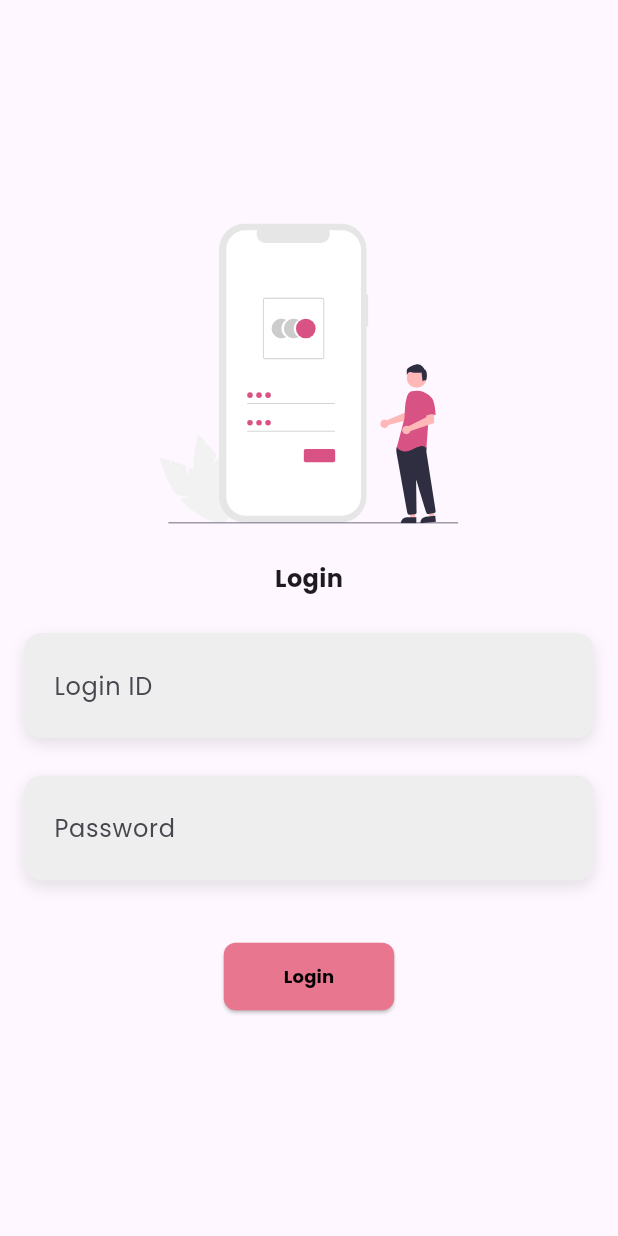
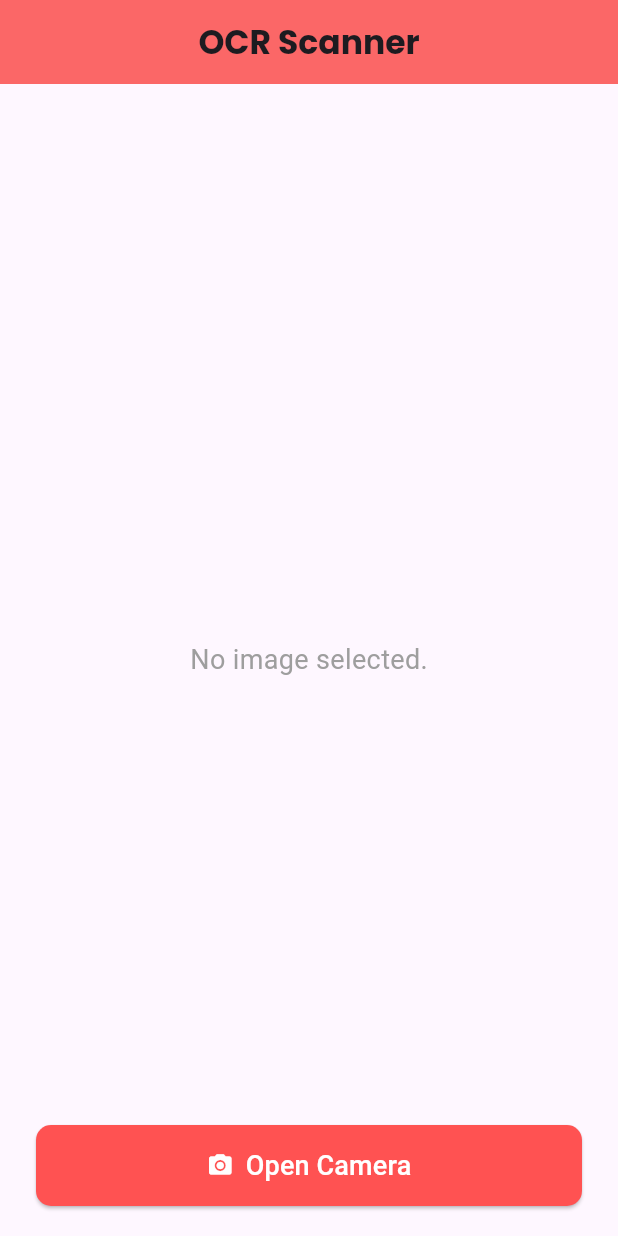
Before and after one commit to Chinmayverma1602/Celex-OCR, a Flutter app: the screen it shows after launch, on a phone screen of 412 x 824 dp. Run offline on Flutter 3.47's test engine with Material 3 defaults, Android fonts, the phone set to English and light mode, and no system bars; our stand-ins replace flutter_svg, google_fonts; missing offline and left inert: google_mlkit_text_recognition, img_picker.

Commit message:
added ML kit

```diff
--- /dev/null
+++ b/celex_ocr_dbd/lib/ScannedResults.dart
@@ -0,0 +1,243 @@
+import 'dart:io';
+
+import 'package:flutter/material.dart';
+import 'package:google_fonts/google_fonts.dart';
+import 'package:google_mlkit_text_recognition/google_mlkit_text_recognition.dart';
+import 'package:img_picker/img_picker.dart';
+
+class ScannedResultsScreen extends StatefulWidget {
+  const ScannedResultsScreen({super.key});
+
+  @override
+  State<ScannedResultsScreen> createState() => _ScannedResultsScreenState();
+}
+
+class _ScannedResultsScreenState extends State<ScannedResultsScreen>
+    with SingleTickerProviderStateMixin {
+  File? _image;
+  String _extractedText = '';
+  bool _isProcessing = false;
+  late AnimationController _animationController;
+  late Animation<double> _animation;
+
+  @override
+  void initState() {
+    super.initState();
+
+    // Initialize animation controller
+    _animationController = AnimationController(
+      vsync: this,
+      duration: const Duration(seconds: 3),
+    )..repeat(reverse: true);
+
+    _animation =
+        Tween<double>(begin: 0.1, end: 2.0).animate(_animationController);
+  }
+
+  @override
+  void dispose() {
+    _animationController.dispose();
+    super.dispose();
+  }
+
+  Future<void> _openCamera() async {
+    final picker = ImagePicker();
+    final pickedFile = await picker.pickImage(source: ImageSource.camera);
+    if (pickedFile != null) {
+      setState(() {
+        _image = File(pickedFile.path);
+        _isProcessing = true;
+        _extractedText = '';
+      });
+      await _extractTextFromImage();
+    }
+  }
+
+  Future<void> _extractTextFromImage() async {
+    final inputImage = InputImage.fromFile(_image!);
+    final textRecognizer = TextRecognizer();
+    try {
+      final RecognizedText recognizedText =
+          await textRecognizer.processImage(inputImage);
+      setState(() {
+        _extractedText = recognizedText.text;
+        _isProcessing = false;
+      });
+    } catch (e) {
+      setState(() {
+        _extractedText = 'Error occurred while processing the image: $e';
+        _isProcessing = false;
+      });
+    }
+    textRecognizer.close();
+  }
+
+  @override
+  Widget build(BuildContext context) {
+    return Scaffold(
+      appBar: AppBar(
+        title: Text(
+          "OCR Scanner",
+          style: GoogleFonts.poppins(
+            fontWeight: FontWeight.bold,
+          ),
+        ),
+        backgroundColor: const Color.fromARGB(255, 251, 103, 103),
+        centerTitle: true,
+        elevation: 0,
+      ),
+      body: Stack(
+        children: [
+          Column(
+            children: [
+              const SizedBox(height: 20),
+              if (_isProcessing)
+                Expanded(
+                  child: Center(
+                    child: FadeTransition(
+                      opacity: _animation,
+                      child: Image.asset(
+                        'lib/assets/Animation.gif', // Your scanning animation image
+                        width: 200,
+                        height: 200,
+                      ),
+                    ),
+                  ),
+                )
+              else if (_image != null)
+                Expanded(
+                  child: Stack(
+                    children: [
+                      Padding(
+                        padding: const EdgeInsets.all(16.0),
+                        child: Center(
+                          child: Hero(
+                            tag: 'scannedImage',
+                            child: Image.file(
+                              _image!,
+                              fit: BoxFit.cover,
+                              width: double.infinity,
+                              height: double.infinity,
+                            ),
+                          ),
+                        ),
+                      ),
+                      Positioned(
+                        top: 10,
+                        right: 10,
+                        child: IconButton(
+                          icon: const Icon(Icons.close,
+                              color: Colors.red, size: 30),
+                          onPressed: () {
+                            setState(() {
+                              _image = null;
+                              _extractedText = '';
+                            });
+                          },
+                        ),
+                      ),
+                    ],
+                  ),
+                )
+              else
+                Expanded(
+                  child: Center(
+                    child: const Text(
+                      "No image selected.",
+                      style: TextStyle(fontSize: 18, color: Colors.grey),
+                    ),
+                  ),
+                ),
+              const SizedBox(height: 20),
+              if (_extractedText.isNotEmpty)
+                Expanded(
+                  child: Padding(
+                    padding: const EdgeInsets.all(16.0),
+                    child: Column(
+                      crossAxisAlignment: CrossAxisAlignment.start,
+                      children: [
+                        const Text(
+                          'AI-Powered Insights:',
+                          style: TextStyle(
+                              fontSize: 20,
+                              fontWeight: FontWeight.bold,
+                              color: Colors.teal),
+                        ),
+                        const SizedBox(height: 10),
+                        Expanded(
+                          child: SingleChildScrollView(
+                            child: Container(
+                              padding: const EdgeInsets.all(12.0),
+                              decoration: BoxDecoration(
+                                color: Colors.teal[50],
+                                borderRadius: BorderRadius.circular(10),
+                                boxShadow: [
+                                  BoxShadow(
+                                    color: Colors.teal.withOpacity(0.1),
+                                    blurRadius: 10,
+                                    spreadRadius: 5,
+                                  ),
+                                ],
+                              ),
+                              child: Column(
+                                crossAxisAlignment: CrossAxisAlignment.start,
+                                children: [
+                                  Text(
+                                    _extractedText,
+                                    style: const TextStyle(
+                                        fontSize: 16,
+                                        fontStyle: FontStyle.italic),
+                                  ),
+                                  const SizedBox(height: 10),
+                                  Text(
+                                    "AI Suggestion: This might be important. Review carefully.",
+                                    style: TextStyle(
+                                        color: Colors.teal[800], fontSize: 14),
+                                  ),
+                                ],
+                              ),
+                            ),
+                          ),
+                        ),
+                      ],
+                    ),
+                  ),
+                ),
+            ],
+          ),
+          Align(
+            alignment: Alignment.bottomCenter,
+            child: Padding(
+              padding:
+                  const EdgeInsets.symmetric(horizontal: 24.0, vertical: 20),
+              child: _extractedText.isEmpty
+                  ? ElevatedButton(
+                      onPressed: _openCamera,
+                      child: Row(
+                        mainAxisAlignment: MainAxisAlignment.center,
+                        children: [
+                          const Icon(Icons.camera_alt, color: Colors.white),
+                          const SizedBox(width: 8),
+                          const Text(
+                            'Open Camera',
+                            style: TextStyle(fontSize: 18, color: Colors.white),
+                          ),
+                        ],
+                      ),
+                      style: ElevatedButton.styleFrom(
+                        backgroundColor: Colors.redAccent,
+                        padding: const EdgeInsets.symmetric(
+                            horizontal: 20, vertical: 14),
+                        shape: RoundedRectangleBorder(
+                          borderRadius: BorderRadius.circular(10),
+                        ),
+                      ),
+                    )
+                  : Container(), // Hides the button when text is displayed
+            ),
+          )
+        ],
+      ),
+    );
+  }
+}
--- a/celex_ocr_dbd/lib/failure_results.dart
+++ b/celex_ocr_dbd/lib/failure_results.dart
@@ -11,7 +11,7 @@ class FailedResults extends StatefulWidget {
     super.key,
     required this.regNo,
     required this.frontLidNo,
-    required this.rearLidNo,
+    required this.rearLidNo, String? ocrText,
   });
 
   @override
--- a/celex_ocr_dbd/lib/splash_screen.dart
+++ b/celex_ocr_dbd/lib/splash_screen.dart
@@ -1,4 +1,4 @@
-import 'package:celex_ocr_dbd/login_page.dart';
+import 'package:celex_ocr_dbd/ScannedResults.dart';
 import 'package:flutter/material.dart';
 import 'package:flutter/services.dart';
 
@@ -27,7 +27,7 @@ class _SplashScreenState extends State<SplashScreen>
     Future.delayed(const Duration(seconds: 2), () {
       Navigator.pushReplacement(
         context,
-        MaterialPageRoute(builder: (context) => LoginPage()),
+        MaterialPageRoute(builder: (context) => ScannedResultsScreen()),
       );
     });
   }
--- a/celex_ocr_dbd/lib/success_result.dart
+++ b/celex_ocr_dbd/lib/success_result.dart
@@ -11,7 +11,7 @@ class SuccessResults extends StatefulWidget {
     super.key,
     required this.regNo,
     required this.frontLidNo,
-    required this.rearLidNo,
+    required this.rearLidNo, String? ocrText,
   });
 
   @override
--- a/celex_ocr_dbd/pubspec.yaml
+++ b/celex_ocr_dbd/pubspec.yaml
@@ -35,13 +35,16 @@ dependencies:
   # Use with the CupertinoIcons class for iOS style icons.
   cupertino_icons: ^1.0.6
   google_fonts: ^6.2.1
-  camera: ^0.11.0+2
+  camera: ^0.11.0
   animations: ^2.0.11
   path_provider: ^2.0.11
   path: ^1.8.3
   img_picker: ^1.0.2
   http: ^1.2.2
   flutter_svg: ^2.0.10+1
+  google_mlkit_text_recognition: ^0.13.0
+  permission_handler: ^11.3.1
+  google_ml_kit: ^0.18.0
 
 dev_dependencies:
   flutter_test:
```
Also changed, not shown: celex_ocr_dbd/lib/assets/Animation - 1725633076214.gif (added), celex_ocr_dbd/lib/assets/Animation.gif (added), celex_ocr_dbd/pubspec.lock, 2 other files.
